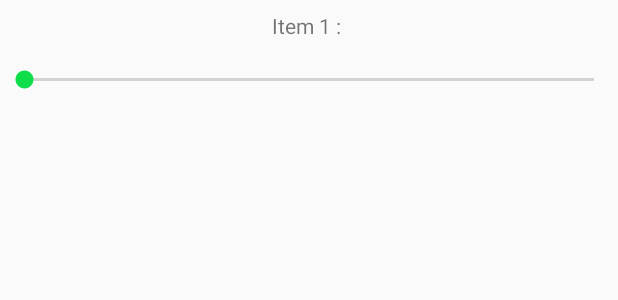
After one commit to Swistak06/AndroidPaint, an Android app: the layout activity_dialog.xml on its own in the app's theme, with its tools: preview values and no code run, on a phone screen of 412 x 824 dp. The commit adds this screen. Shown: the top 300 px of the screen. Run offline under Robolectric (Android 15) with nearby library versions, the phone set to English and light mode, and no system bars.

Commit message:
Implemented seek bar dialog, diabling color picker on brush mode, removed unnecessary buttons on top app bar menu, added change brush button and handled it functionality

```diff
--- /dev/null
+++ b/app/src/main/res/layout/activity_dialog.xml
@@ -0,0 +1,25 @@
+<?xml version="1.0" encoding="utf-8"?>
+
+<RelativeLayout xmlns:android="http://schemas.android.com/apk/res/android"
+                xmlns:tools="http://schemas.android.com/tools"
+                android:id="@+id/layout_dialog"
+                android:layout_width="match_parent"
+                android:layout_height="match_parent" >
+
+<TextView
+        android:id="@+id/sizeLabel"
+        android:layout_width="wrap_content"
+        android:layout_height="wrap_content"
+        android:layout_alignParentTop="true"
+        android:layout_centerHorizontal="true"
+        android:layout_marginTop="7dp"
+        android:text="Item 1 : " />
+
+<SeekBar
+        android:id="@+id/seekBar1"
+        android:layout_width="match_parent"
+        android:layout_height="wrap_content"
+        android:layout_alignParentLeft="true"
+        android:layout_below="@+id/sizeLabel"
+        android:layout_marginTop="17dp" />
+</RelativeLayout>
--- a/app/src/main/res/menu/top_menu.xml
+++ b/app/src/main/res/menu/top_menu.xml
@@ -5,6 +5,5 @@
     <item android:title="normal" android:id="@+id/normal" android:checkable="false"/>
     <item android:title="emboss" android:id="@+id/emboss" android:checkable="true"/>
     <item android:title="blur" android:id="@+id/blur" android:checkable="true"/>
-    <item android:title="clear" android:id="@+id/clear"/>
     <item android:title="HELP" android:id="@+id/help"/>
 </menu>
```
Also changed, not shown: app/src/main/java/com/swistak/androidpaint/MainActivity.kt (+31 -27 lines), app/src/main/java/com/swistak/androidpaint/PaintView.kt (+15 -10 lines), app/src/main/res/layout/activity_main.xml (+9 -0 lines), app/src/main/res/drawable-xhdpi/brushsize.png (added).
